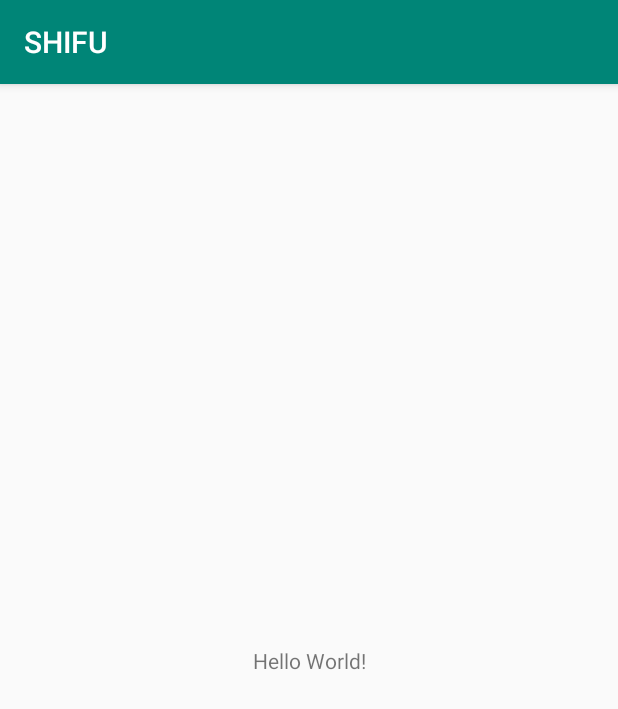
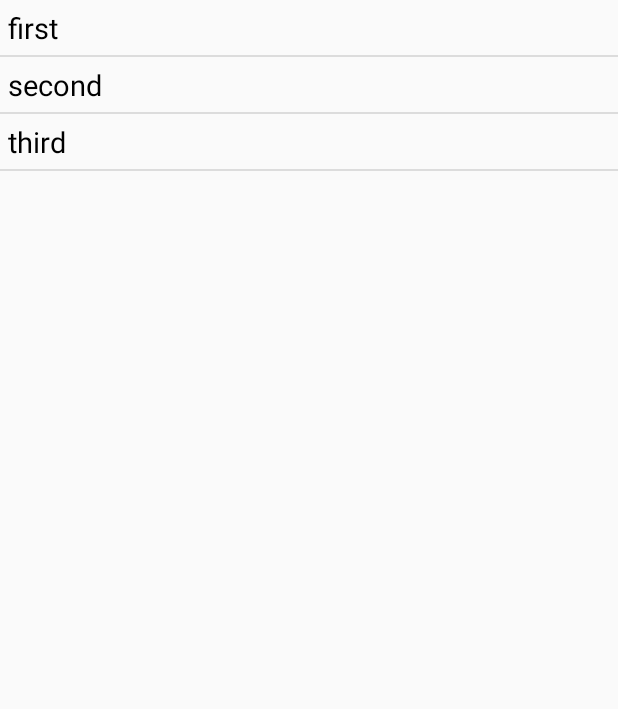
Before and after one commit to AlekseySheb/SHIFU2, an Android app: the screen it shows after launch (MainActivity), on a phone screen of 412 x 824 dp. Shown: the top 709 px of the screen. Run offline under Robolectric (Android 15) with nearby library versions, the phone set to English and light mode, and no system bars.

Commit message:
complete first lesson

```diff
--- a/app/src/main/AndroidManifest.xml
+++ b/app/src/main/AndroidManifest.xml
@@ -9,7 +9,7 @@
         android:roundIcon="@mipmap/ic_launcher_round"
         android:supportsRtl="true"
         android:theme="@style/AppTheme">
-        <activity android:name=".MainActivity">
+        <activity android:name=".MainActivity" android:theme="@style/Theme.AppCompat.Light.NoActionBar">
             <intent-filter>
                 <action android:name="android.intent.action.MAIN" />
 
--- /dev/null
+++ b/app/src/main/java/com/alexey/shifu/ListItemAdapter.java
@@ -0,0 +1,35 @@
+package com.alexey.shifu;
+
+import android.app.Activity;
+import android.content.Context;
+import android.view.View;
+import android.view.ViewGroup;
+import android.widget.ArrayAdapter;
+import android.widget.TextView;
+
+import androidx.annotation.NonNull;
+import androidx.annotation.Nullable;
+
+import java.util.List;
+
+public class ListItemAdapter extends ArrayAdapter<String> {
+    public ListItemAdapter(@NonNull Context context, int resource, List<String> stringList) {
+        super(context, resource, stringList);
+    }
+
+    @NonNull
+    @Override
+    public View getView(int position, @Nullable View convertView, @NonNull ViewGroup parent) {
+        if (convertView == null) {
+            convertView = ((Activity) getContext()).getLayoutInflater().inflate(R.layout.main_list_item, parent, false);
+        }
+
+        TextView itemText = convertView.findViewById(R.id.itemText);
+
+        String string = getItem(position);
+
+        itemText.setText(string);
+
+        return convertView;
+    }
+}
--- a/app/src/main/java/com/alexey/shifu/MainActivity.java
+++ b/app/src/main/java/com/alexey/shifu/MainActivity.java
@@ -4,14 +4,30 @@ import androidx.appcompat.app.AppCompatActivity;
 
 import android.os.Bundle;
 import android.util.Log;
+import android.widget.ListView;
+
+import java.util.ArrayList;
+import java.util.List;
 
 public class MainActivity extends AppCompatActivity {
+
+    ListItemAdapter listItemAdapter;
+    ListView mMainListView;
 
     @Override
     protected void onCreate(Bundle savedInstanceState) {
         super.onCreate(savedInstanceState);
         setContentView(R.layout.activity_main);
 
-        Log.e("Alexey", "1");
+        List<String> stringList = new ArrayList<>();
+        stringList.add("first");
+        stringList.add("second");
+        stringList.add("third");
+
+        listItemAdapter = new ListItemAdapter(MainActivity.this, R.layout.main_list_item, stringList);
+        mMainListView = findViewById(R.id.mainListView);
+
+        mMainListView.setAdapter(listItemAdapter);
+
     }
 }
--- a/app/src/main/res/layout/activity_main.xml
+++ b/app/src/main/res/layout/activity_main.xml
@@ -1,18 +1,12 @@
 <?xml version="1.0" encoding="utf-8"?>
-<androidx.constraintlayout.widget.ConstraintLayout xmlns:android="http://schemas.android.com/apk/res/android"
-    xmlns:app="http://schemas.android.com/apk/res-auto"
+<LinearLayout xmlns:android="http://schemas.android.com/apk/res/android"
     xmlns:tools="http://schemas.android.com/tools"
     android:layout_width="match_parent"
     android:layout_height="match_parent"
     tools:context=".MainActivity">
 
-    <TextView
-        android:layout_width="wrap_content"
-        android:layout_height="wrap_content"
-        android:text="Hello World!"
-        app:layout_constraintBottom_toBottomOf="parent"
-        app:layout_constraintLeft_toLeftOf="parent"
-        app:layout_constraintRight_toRightOf="parent"
-        app:layout_constraintTop_toTopOf="parent" />
-
-</androidx.constraintlayout.widget.ConstraintLayout>
+    <ListView
+        android:id="@+id/mainListView"
+        android:layout_width="match_parent"
+        android:layout_height="match_parent" />
+</LinearLayout>
--- /dev/null
+++ b/app/src/main/res/layout/main_list_item.xml
@@ -0,0 +1,16 @@
+<?xml version="1.0" encoding="utf-8"?>
+<LinearLayout xmlns:android="http://schemas.android.com/apk/res/android"
+    xmlns:tools="http://schemas.android.com/tools"
+    android:orientation="vertical" android:layout_width="match_parent"
+    android:layout_height="match_parent">
+
+    <TextView
+        android:id="@+id/itemText"
+        android:layout_width="match_parent"
+        android:layout_height="wrap_content"
+        tools:text="test Text"
+        android:textColor="@android:color/black"
+        android:textSize="19sp"
+        android:padding="5dp"/>
+
+</LinearLayout>
```
